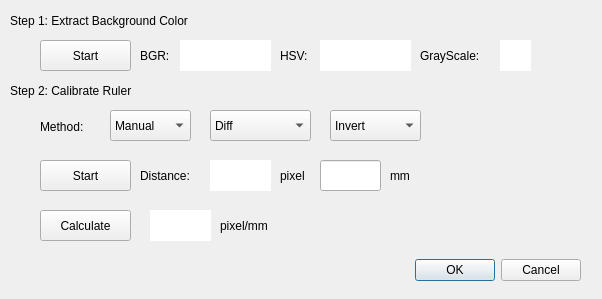
Old version of the form calibratorform.ui in the repository zcsd/Vision_Inspection.
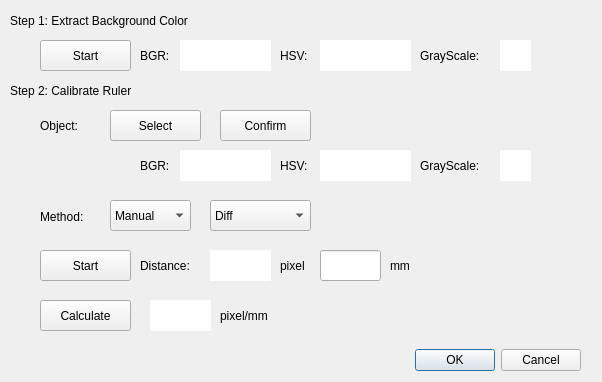
New version of the form.

Commit message: add object color extraction

```diff
--- a/calibratorform.ui
+++ b/calibratorform.ui
@@ -7,7 +7,7 @@
     <x>0</x>
     <y>0</y>
     <width>602</width>
-    <height>299</height>
+    <height>382</height>
    </rect>
   </property>
   <property name="windowTitle">
@@ -95,7 +95,7 @@
    <property name="geometry">
     <rect>
      <x>110</x>
-     <y>110</y>
+     <y>200</y>
      <width>81</width>
      <height>31</height>
     </rect>
@@ -154,7 +154,7 @@
    <property name="geometry">
     <rect>
      <x>40</x>
-     <y>160</y>
+     <y>250</y>
      <width>91</width>
      <height>31</height>
     </rect>
@@ -167,7 +167,7 @@
    <property name="geometry">
     <rect>
      <x>40</x>
-     <y>116</y>
+     <y>206</y>
      <width>67</width>
      <height>21</height>
     </rect>
@@ -180,7 +180,7 @@
    <property name="geometry">
     <rect>
      <x>140</x>
-     <y>160</y>
+     <y>250</y>
      <width>67</width>
      <height>31</height>
     </rect>
@@ -193,7 +193,7 @@
    <property name="geometry">
     <rect>
      <x>210</x>
-     <y>160</y>
+     <y>250</y>
      <width>61</width>
      <height>31</height>
     </rect>
@@ -213,7 +213,7 @@
    <property name="geometry">
     <rect>
      <x>320</x>
-     <y>160</y>
+     <y>250</y>
      <width>61</width>
      <height>31</height>
     </rect>
@@ -226,7 +226,7 @@
    <property name="geometry">
     <rect>
      <x>280</x>
-     <y>160</y>
+     <y>250</y>
      <width>51</width>
      <height>31</height>
     </rect>
@@ -239,7 +239,7 @@
    <property name="geometry">
     <rect>
      <x>390</x>
-     <y>160</y>
+     <y>250</y>
      <width>51</width>
      <height>31</height>
     </rect>
@@ -252,7 +252,7 @@
    <property name="geometry">
     <rect>
      <x>40</x>
-     <y>210</y>
+     <y>300</y>
      <width>91</width>
      <height>31</height>
     </rect>
@@ -265,7 +265,7 @@
    <property name="geometry">
     <rect>
      <x>150</x>
-     <y>210</y>
+     <y>300</y>
      <width>61</width>
      <height>31</height>
     </rect>
@@ -285,7 +285,7 @@
    <property name="geometry">
     <rect>
      <x>220</x>
-     <y>210</y>
+     <y>300</y>
      <width>71</width>
      <height>31</height>
     </rect>
@@ -298,7 +298,7 @@
    <property name="geometry">
     <rect>
      <x>410</x>
-     <y>250</y>
+     <y>340</y>
      <width>171</width>
      <height>41</height>
     </rect>
@@ -340,7 +340,7 @@
    <property name="geometry">
     <rect>
      <x>210</x>
-     <y>110</y>
+     <y>200</y>
      <width>101</width>
      <height>31</height>
     </rect>
@@ -361,25 +361,151 @@
     </property>
    </item>
   </widget>
-  <widget class="QComboBox" name="comboBoxCaliColorInv">
+  <widget class="QLabel" name="label_11">
    <property name="geometry">
     <rect>
-     <x>330</x>
+     <x>40</x>
      <y>110</y>
+     <width>67</width>
+     <height>31</height>
+    </rect>
+   </property>
+   <property name="text">
+    <string>Object:</string>
+   </property>
+  </widget>
+  <widget class="QLabel" name="label_12">
+   <property name="geometry">
+    <rect>
+     <x>280</x>
+     <y>150</y>
+     <width>41</width>
+     <height>31</height>
+    </rect>
+   </property>
+   <property name="text">
+    <string>HSV:</string>
+   </property>
+  </widget>
+  <widget class="QLabel" name="labelShowObjGS">
+   <property name="geometry">
+    <rect>
+     <x>500</x>
+     <y>150</y>
+     <width>31</width>
+     <height>31</height>
+    </rect>
+   </property>
+   <property name="styleSheet">
+    <string notr="true">background-color: rgb(255, 255, 255);</string>
+   </property>
+   <property name="text">
+    <string/>
+   </property>
+  </widget>
+  <widget class="QLabel" name="labelShowObjRGB">
+   <property name="geometry">
+    <rect>
+     <x>180</x>
+     <y>150</y>
      <width>91</width>
      <height>31</height>
     </rect>
    </property>
-   <item>
-    <property name="text">
-     <string>Invert</string>
-    </property>
-   </item>
-   <item>
-    <property name="text">
-     <string>No-Invert</string>
-    </property>
-   </item>
+   <property name="styleSheet">
+    <string notr="true">background-color: rgb(255, 255, 255);
+</string>
+   </property>
+   <property name="text">
+    <string/>
+   </property>
+   <property name="alignment">
+    <set>Qt::AlignCenter</set>
+   </property>
+  </widget>
+  <widget class="QLabel" name="label_13">
+   <property name="geometry">
+    <rect>
+     <x>140</x>
+     <y>150</y>
+     <width>51</width>
+     <height>31</height>
+    </rect>
+   </property>
+   <property name="text">
+    <string>BGR:</string>
+   </property>
+  </widget>
+  <widget class="QLabel" name="labelShowObjHSV">
+   <property name="geometry">
+    <rect>
+     <x>320</x>
+     <y>150</y>
+     <width>91</width>
+     <height>31</height>
+    </rect>
+   </property>
+   <property name="styleSheet">
+    <string notr="true">background-color: rgb(255, 255, 255);</string>
+   </property>
+   <property name="text">
+    <string/>
+   </property>
+   <property name="alignment">
+    <set>Qt::AlignCenter</set>
+   </property>
+  </widget>
+  <widget class="QLabel" name="label_14">
+   <property name="geometry">
+    <rect>
+     <x>420</x>
+     <y>150</y>
+     <width>71</width>
+     <height>31</height>
+    </rect>
+   </property>
+   <property name="text">
+    <string>GrayScale:</string>
+   </property>
+  </widget>
+  <widget class="QLabel" name="labelDisplayObjColor">
+   <property name="geometry">
+    <rect>
+     <x>540</x>
+     <y>150</y>
+     <width>51</width>
+     <height>31</height>
+    </rect>
+   </property>
+   <property name="text">
+    <string/>
+   </property>
+  </widget>
+  <widget class="QPushButton" name="pushButtonRulerSelect">
+   <property name="geometry">
+    <rect>
+     <x>110</x>
+     <y>110</y>
+     <width>91</width>
+     <height>31</height>
+    </rect>
+   </property>
+   <property name="text">
+    <string>Select</string>
+   </property>
+  </widget>
+  <widget class="QPushButton" name="pushButtonRulerSelectStop">
+   <property name="geometry">
+    <rect>
+     <x>220</x>
+     <y>110</y>
+     <width>91</width>
+     <height>31</height>
+    </rect>
+   </property>
+   <property name="text">
+    <string>Confirm</string>
+   </property>
   </widget>
  </widget>
  <resources/>
```
The commit also changes 10 other files.
